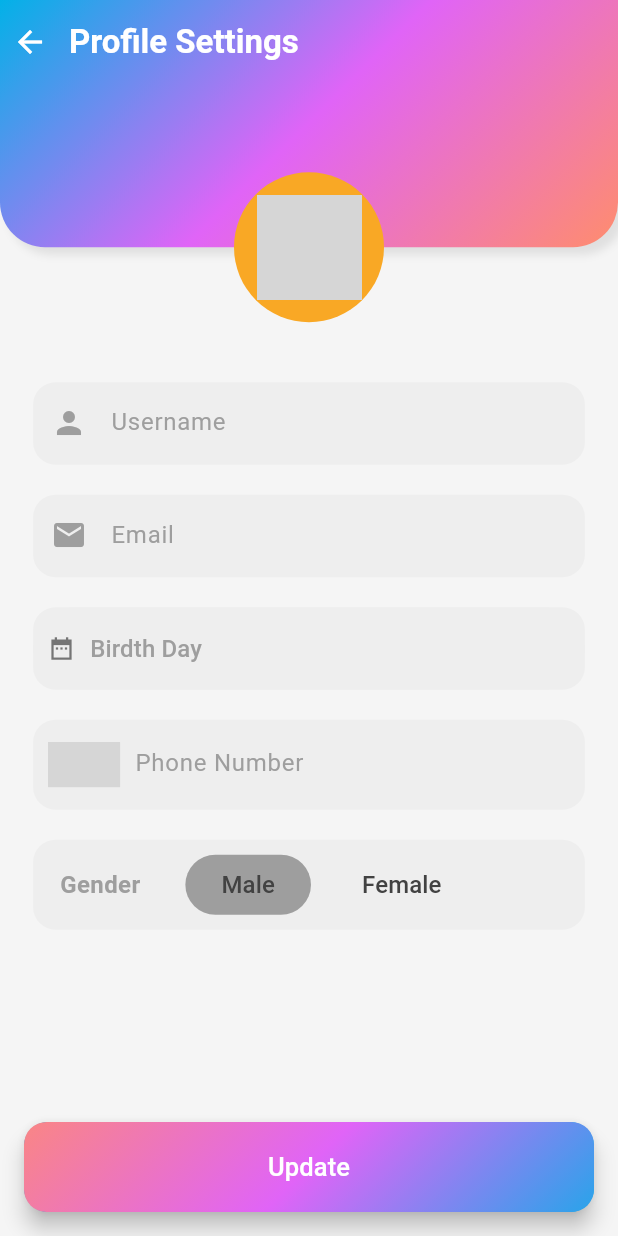
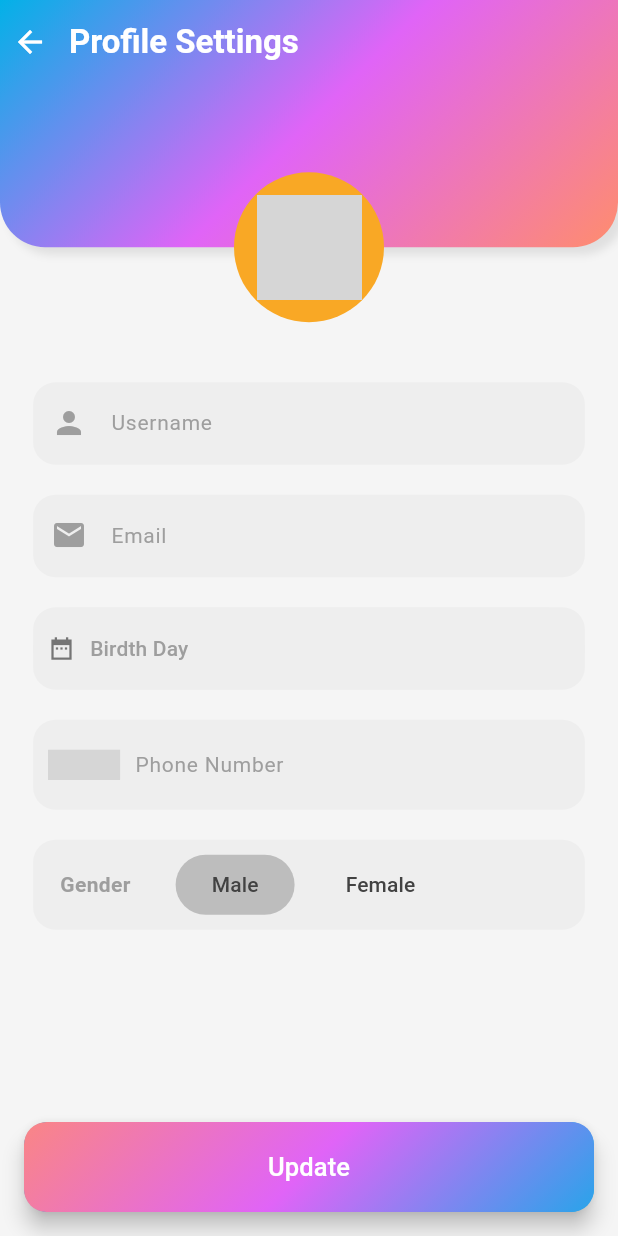
Before and after one commit to ZakariaeAmrani1/flutter_project, a Flutter app: the SettingsScreen screen opened directly, on a phone screen of 412 x 824 dp. Run offline on Flutter 3.47's test engine with Material 3 defaults, Android fonts, the light colour scheme and no system bars; our stand-ins replace dropdown_button2, fl_chart, flutter_holo_date_picker, font_awesome_flutter; missing offline and left inert: nation_code_picker; grey boxes are pictures that could not be loaded.

Commit message:
commit09

```diff
--- a/frontend/flutter_application_1/lib/screens/settings/views/settings_screen.dart
+++ b/frontend/flutter_application_1/lib/screens/settings/views/settings_screen.dart
@@ -125,7 +125,7 @@ class _SettingsScreenState extends State<SettingsScreen> {
                   hintText: 'Username',
                   hintStyle: TextStyle(
                     color: Colors.grey,
-                    fontSize: 16,
+                    fontSize: 14,
                   ),
                   prefixIcon: Icon(
                     Icons.person,
@@ -156,7 +156,7 @@ class _SettingsScreenState extends State<SettingsScreen> {
                   hintText: 'Email',
                   hintStyle: TextStyle(
                     color: Colors.grey,
-                    fontSize: 16,
+                    fontSize: 14,
                   ),
                   prefixIcon: Icon(
                     Icons.email,
@@ -210,7 +210,7 @@ class _SettingsScreenState extends State<SettingsScreen> {
                           : selectedDate.toString(),
                       style: const TextStyle(
                         color: Colors.grey,
-                        fontSize: 16,
+                        fontSize: 14,
                       ),
                     ),
                   ],
@@ -235,7 +235,7 @@ class _SettingsScreenState extends State<SettingsScreen> {
               ),
               child: Padding(
                 padding:
-                    const EdgeInsets.symmetric(horizontal: 10, vertical: 15),
+                    const EdgeInsets.symmetric(horizontal: 10, vertical: 20),
                 child: Row(
                   crossAxisAlignment: CrossAxisAlignment.center,
                   children: [
@@ -260,7 +260,7 @@ class _SettingsScreenState extends State<SettingsScreen> {
                           hintText: 'Phone Number',
                           hintStyle: TextStyle(
                             color: Colors.grey,
-                            fontSize: 16,
+                            fontSize: 14,
                           ),
                         ),
                         style: TextStyle(
@@ -293,6 +293,7 @@ class _SettingsScreenState extends State<SettingsScreen> {
                 padding: const EdgeInsets.all(8.0),
                 child: Row(
                   mainAxisAlignment: MainAxisAlignment.start,
+                  mainAxisSize: MainAxisSize.max,
                   children: [
                     const SizedBox(
                       width: 10,
@@ -302,12 +303,16 @@ class _SettingsScreenState extends State<SettingsScreen> {
                       style: TextStyle(
                         color: Colors.grey,
                         fontWeight: FontWeight.bold,
-                        fontSize: 16,
+                        fontSize: 14,
                       ),
                     ),
                     const SizedBox(
                       width: 30,
                     ),
+                    Row(
+                      mainAxisAlignment: MainAxisAlignment.center,
+                      mainAxisSize: MainAxisSize.max,
+                      children: [
                         ElevatedButton(
                           onPressed: () {
                             setState(() {
@@ -318,12 +323,12 @@ class _SettingsScreenState extends State<SettingsScreen> {
                             "Male",
                             style: TextStyle(
                               color: Colors.grey.shade800,
-                          fontSize: 16,
+                              fontSize: 14,
                             ),
                           ),
                           style: selectedGender == "Male"
                               ? ElevatedButton.styleFrom(
-                              backgroundColor: Colors.grey[500],
+                                  backgroundColor: Colors.grey[400],
                                   shadowColor: Colors.transparent,
                                 )
                               : ElevatedButton.styleFrom(
@@ -344,18 +349,20 @@ class _SettingsScreenState extends State<SettingsScreen> {
                             "Female",
                             style: TextStyle(
                               color: Colors.grey.shade800,
-                          fontSize: 16,
+                              fontSize: 14,
                             ),
                           ),
                           style: selectedGender == "Female"
                               ? ElevatedButton.styleFrom(
-                              backgroundColor: Colors.grey[500],
+                                  backgroundColor: Colors.grey[400],
                                   shadowColor: Colors.transparent,
                                 )
                               : ElevatedButton.styleFrom(
                                   backgroundColor: Colors.grey[200],
                                   shadowColor: Colors.transparent,
                                 ),
+                        ),
+                      ],
                     ),
                   ],
                 ),
```
Also changed, not shown: frontend/flutter_application_1/lib/screens/Home/views/home_screen.dart (+8 -9 lines). Lines whose indentation alone changed are shown as unchanged.
